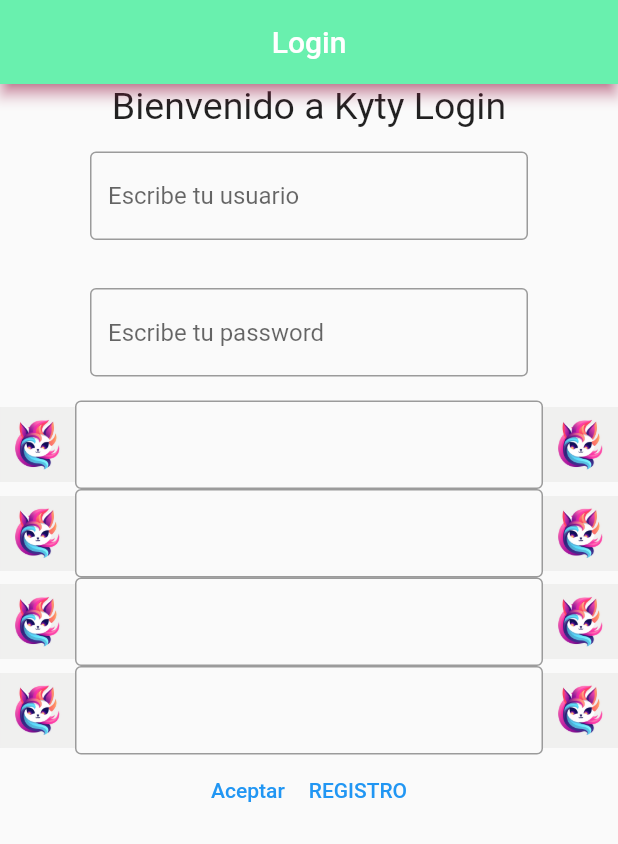
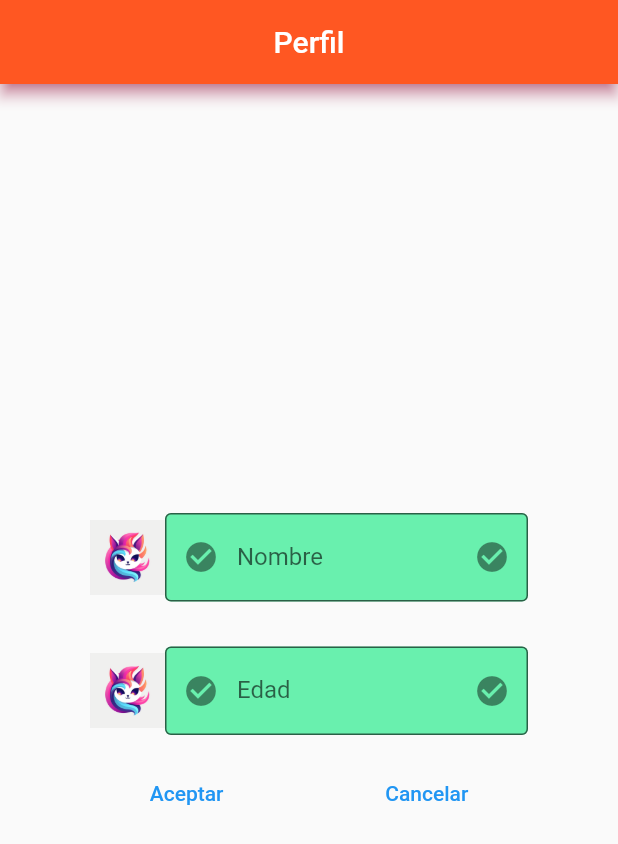
Before and after one commit to 4yony4/kyty, a Flutter app: the screen it shows after launch, on a phone screen of 412 x 824 dp. Shown: the top 844 px of the screen. Run offline on Flutter 3.47's test engine with Material 2 defaults, Android fonts, the phone set to English and light mode, and no system bars; our stand-ins replace cloud_firestore, firebase_auth, firebase_core; accounts and stored records are empty; generated files the repository leaves out were written again.

Commit message:
Hecho todo el sistema de conexion de la base de datos.

```diff
--- a/lib/Custom/KTTextField.dart
+++ b/lib/Custom/KTTextField.dart
@@ -4,27 +4,47 @@ class KTTextField extends StatelessWidget{
 
   String sHint;
   TextEditingController tecController;
+  bool blIsPassword;
+  double dPaddingH;
+  double dPaddingV;
 
-  KTTextField({Key? key,this.sHint="",required this.tecController}) : super(key: key);
+  KTTextField({Key? key,this.sHint="",
+    required this.tecController,
+    this.blIsPassword=false,
+    this.dPaddingH=60,
+    this.dPaddingV=15
+  }) : super(key: key);
 
 
   @override
   Widget build(BuildContext context) {
     // TODO: implement build
-    Row row = Row(
-      children: [
+
+    return Padding(padding: EdgeInsets.symmetric(horizontal: dPaddingH, vertical: dPaddingV),
+      child: Row(children: [
         Image.asset("resources/logo_kyty2.png",width: 50, height: 50),
         Flexible(
-            child: TextFormField(
+          child: TextFormField(
+              controller: tecController,
+              obscureText: blIsPassword,
+              enableSuggestions: !blIsPassword,
+              autocorrect: !blIsPassword,
               decoration: InputDecoration(
-              border: OutlineInputBorder(),
-              hintText: sHint,
-            ))
+                border: OutlineInputBorder(),
+                //hintText: sHint,
+                fillColor: Colors.greenAccent,
+                filled: true,
+                labelText: sHint,
+                suffixIcon:Icon(Icons.check_circle),
+                prefixIcon: Icon(Icons.check_circle),
+              )),
         ),
-        Image.asset("resources/logo_kyty2.png",width: 50, height:50),
+        //Image.network("https://media.tenor.com/zBc1XhcbTSoAAAAC/nyan-cat-rainbow.gif",width: 80, height:80),
       ],
+      ),
     );
-    return row;
+
+
   }
 
 }
--- a/lib/KytyApp.dart
+++ b/lib/KytyApp.dart
@@ -5,6 +5,7 @@ import 'package:kyty/Main/HomeView.dart';
 import 'package:kyty/Splash/SplashView.dart';
 
 import 'OnBoarding/LoginView.dart';
+import 'OnBoarding/PerfilView.dart';
 import 'OnBoarding/RegisterView.dart';
 
 class KytyApp extends StatelessWidget{
@@ -18,8 +19,10 @@ class KytyApp extends StatelessWidget{
          '/registerview':(context) => RegisterView(),
          '/homeview':(context) => HomeView(),
          '/splashview':(context) => SplashView(),
+         '/perfilview':(context) => PerfilView(),
+
        },
-     initialRoute: '/loginview',
+     initialRoute: '/perfilview',
    );
 
    return materialApp;
--- a/lib/OnBoarding/LoginView.dart
+++ b/lib/OnBoarding/LoginView.dart
@@ -15,13 +15,13 @@ class LoginView extends StatelessWidget{
   }
 
   void onClickAceptar() async{
-
+    //print("DEBUG-----_>>>>>>>>>> "+tecUsername.text);
     try {
       final credential = await FirebaseAuth.instance.signInWithEmailAndPassword(
           email: tecUsername.text,
           password: tecPassword.text
       );
-      print(">>>>>>>>>>>>>>>>>>>> ME HE LOGEADO!!!!!");
+      //print(">>>>>>>>>>>>>>>>>>>> ME HE LOGEADO!!!!!");
       Navigator.of(_context).popAndPushNamed("/homeview");
 
     } on FirebaseAuthException catch (e) {
@@ -48,30 +48,15 @@ class LoginView extends StatelessWidget{
       Text("Bienvenido a Kyty Login",style: TextStyle(fontSize: 25)),
 
       Padding(padding: EdgeInsets.symmetric(horizontal: 60, vertical: 16),
-        child: TextField(
-          controller: tecUsername,
-          decoration: InputDecoration(
-            border: OutlineInputBorder(),
-            hintText: 'Escribe tu usuario',
-          ),
-        ),
+        child: KTTextField(tecController: tecUsername,
+            sHint:'Escribe tu usuario'),
       ),
 
       Padding(padding: EdgeInsets.symmetric(horizontal: 60, vertical: 16),
-        child: TextFormField(
-          controller: tecPassword,
-          decoration: InputDecoration(
-            border: OutlineInputBorder(),
-            hintText: 'Escribe tu password',
-          ),
-          obscureText: true,
-        ),
+        child: KTTextField(tecController: tecPassword,
+            sHint:'Escribe tu Password',
+            blIsPassword: true),
       ),
-
-      KTTextField(tecController: tecUsername,sHint:''),
-      KTTextField(tecController: tecUsername,),
-      KTTextField(tecController: tecUsername),
-      KTTextField(tecController: tecUsername),
 
       Row(mainAxisAlignment: MainAxisAlignment.center,
         children: [
--- /dev/null
+++ b/lib/OnBoarding/PerfilView.dart
@@ -0,0 +1,72 @@
+import 'package:cloud_firestore/cloud_firestore.dart';
+import 'package:firebase_auth/firebase_auth.dart';
+import 'package:firebase_core/firebase_core.dart';
+import 'package:flutter/material.dart';
+import 'package:kyty/OnBoarding/LoginView.dart';
+
+import '../Custom/KTTextField.dart';
+
+class PerfilView extends StatelessWidget{
+
+  TextEditingController tecNombre=TextEditingController();
+  TextEditingController tecEdad=TextEditingController();
+  FirebaseFirestore db = FirebaseFirestore.instance;
+
+  void onClickAceptar() {
+
+    final usuario = <String, dynamic>{
+      "nombre": tecNombre.text,
+      "edad": int.parse(tecEdad.text),
+    };
+
+// Crea Documento con ID auto generado
+    //db.collection("Usuarios").add(usuario);
+
+    //Crear documento con ID NUESTRO (o proporsionado por nosotros)
+    String uidUsuario= FirebaseAuth.instance.currentUser!.uid;
+    db.collection("Usuarios").doc(uidUsuario).set(usuario);
+  }
+
+  void onClickCencelar(){
+
+  }
+
+  @override
+  Widget build(BuildContext context) {
+
+    return Scaffold(
+      appBar: AppBar(
+        title: const Text('Perfil'),
+        centerTitle: true,
+        shadowColor: Colors.pink,
+        backgroundColor: Colors.deepOrange,
+      ),
+     body:
+      ConstrainedBox(constraints: BoxConstraints(
+        minWidth: 500,
+        minHeight: 700,
+        maxWidth: 1000,
+        maxHeight: 900,
+      ),
+      child: Column(
+        mainAxisAlignment: MainAxisAlignment.center,
+
+        children: [
+          KTTextField(tecController: tecNombre,sHint: "Nombre",),
+          KTTextField(tecController: tecEdad,sHint: "Edad"),
+          Row(
+              mainAxisAlignment: MainAxisAlignment.spaceEvenly,
+              children: [
+                TextButton(onPressed: onClickAceptar, child: Text("Aceptar"),),
+                TextButton( onPressed: onClickCencelar, child: Text("Cancelar"),)
+              ]
+          )
+        ],
+      ),)
+    );
+
+  }
+
+
+
+}
--- a/pubspec.yaml
+++ b/pubspec.yaml
@@ -37,6 +37,7 @@ dependencies:
   cupertino_icons: ^1.0.2
   firebase_core: ^2.15.1
   firebase_auth: ^4.10.0
+  cloud_firestore: ^4.9.2
 
 
 dev_dependencies:
```
Also changed, not shown: lib/OnBoarding/RegisterView.dart (+16 -29 lines), pubspec.lock.
